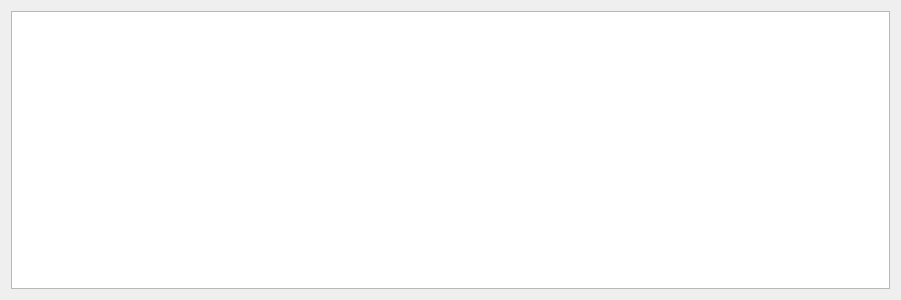
zigorrom/PyFANS, file Aquisition/MVC/Views/AI_Channels_Settings.ui: the form before one commit.
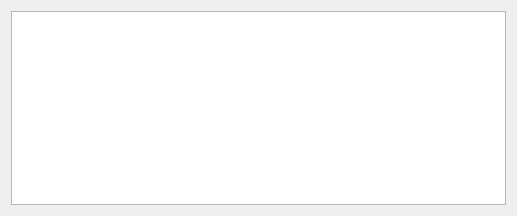
The form after the commit.

```diff
--- a/Aquisition/MVC/Views/AI_Channels_Settings.ui
+++ b/Aquisition/MVC/Views/AI_Channels_Settings.ui
@@ -6,23 +6,36 @@
    <rect>
     <x>0</x>
     <y>0</y>
-    <width>901</width>
-    <height>300</height>
+    <width>517</width>
+    <height>216</height>
    </rect>
   </property>
+  <property name="sizePolicy">
+   <sizepolicy hsizetype="Minimum" vsizetype="Minimum">
+    <horstretch>0</horstretch>
+    <verstretch>0</verstretch>
+   </sizepolicy>
+  </property>
   <property name="windowTitle">
    <string>Form</string>
   </property>
   <layout class="QHBoxLayout" name="horizontalLayout">
    <item>
+    <layout class="QVBoxLayout" name="verticalLayout">
+     <item>
     <widget class="QListView" name="ui_channels_view">
      <property name="sizePolicy">
-      <sizepolicy hsizetype="Minimum" vsizetype="Minimum">
+        <sizepolicy hsizetype="Preferred" vsizetype="Preferred">
        <horstretch>0</horstretch>
        <verstretch>0</verstretch>
       </sizepolicy>
      </property>
-    </widget>
+       <property name="autoFillBackground">
+        <bool>false</bool>
+       </property>
+      </widget>
+     </item>
+    </layout>
    </item>
    <item>
     <layout class="QVBoxLayout" name="ui_editor_layout"/>
```
Lines whose indentation alone changed are shown as unchanged.
